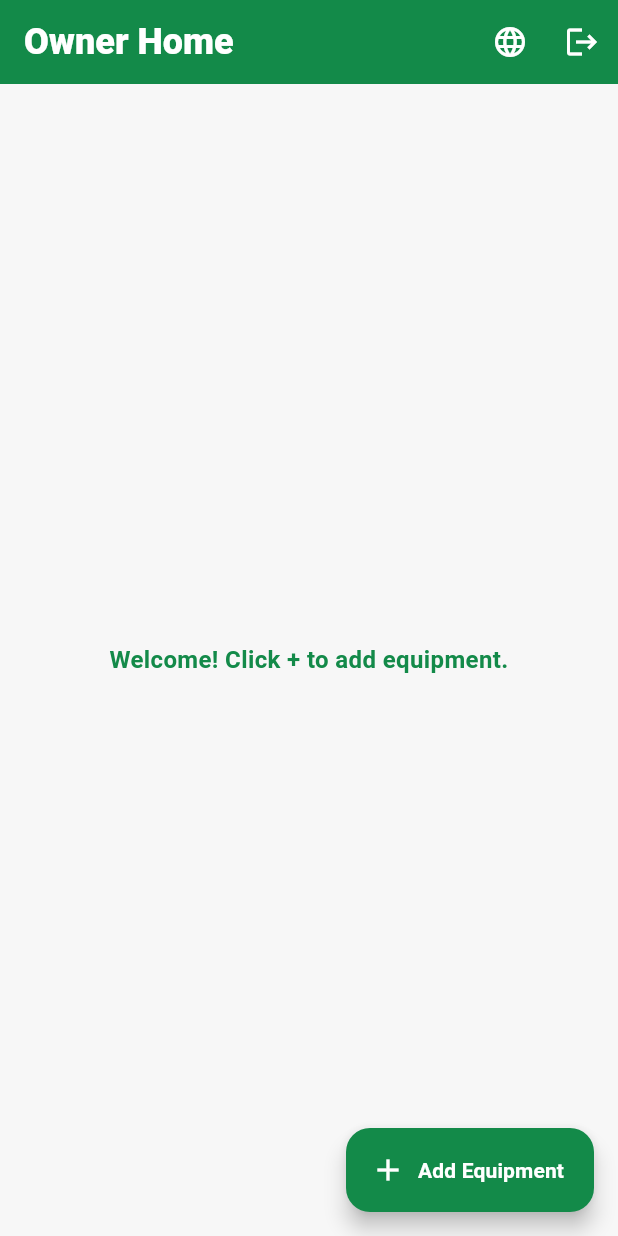
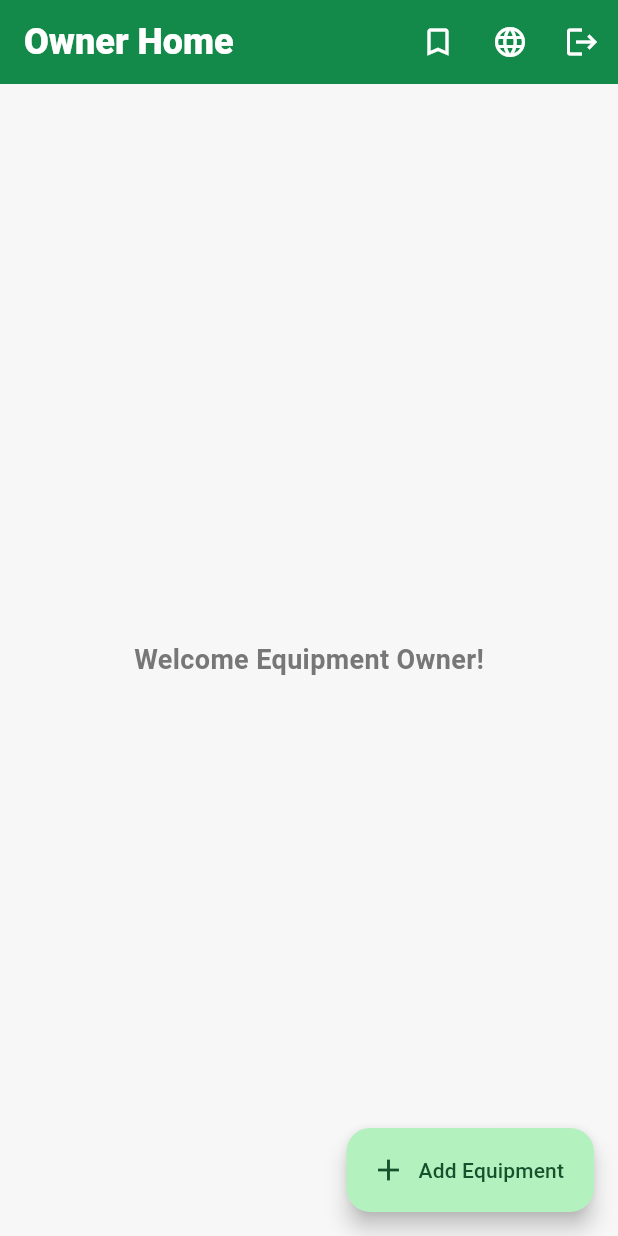
Before and after one commit to Asifnawaz89-lab/Agri_Rent, a Flutter app: the OwnerHomeScreen screen opened directly, on a phone screen of 412 x 824 dp. Run offline on Flutter 3.47's test engine with Material 3 defaults, Android fonts, the phone set to English and light mode, and no system bars; our stand-ins replace cloud_firestore, firebase_auth, firebase_core, firebase_storage, image_picker; accounts and stored records are empty.

Commit message:
Update Agri Rent project

```diff
--- a/lib/screens/home/owner_home.dart
+++ b/lib/screens/home/owner_home.dart
@@ -1,9 +1,9 @@
 import 'package:flutter/material.dart';
 import 'package:agri_rent/core/constants/app_strings.dart';
-import 'package:agri_rent/core/constants/app_theme.dart';
 import 'package:agri_rent/core/services/auth_service.dart';
 import 'package:agri_rent/screens/auth/login_screen.dart';
 import 'package:agri_rent/screens/home/add_equipment_screen.dart';
+import 'package:agri_rent/screens/home/owner_bookings_screen.dart';
 
 class OwnerHomeScreen extends StatefulWidget {
   const OwnerHomeScreen({super.key});
@@ -22,12 +22,18 @@ class _OwnerHomeScreenState extends State<OwnerHomeScreen> {
         title: Text(AppStrings.get('ownerHome')),
         actions: [
           IconButton(
+            icon: const Icon(Icons.bookmark_border),
+            tooltip: "Booking Requests",
+            onPressed: () {
+              Navigator.push(
+                context,
+                MaterialPageRoute(builder: (_) => const OwnerBookingsScreen()),
+              );
+            },
+          ),
+          IconButton(
             icon: const Icon(Icons.language),
-            onPressed: () {
-              setState(() {
-                AppStrings.toggleLanguage();
-              });
-            },
+            onPressed: () => setState(() => AppStrings.toggleLanguage()),
           ),
           IconButton(
             icon: const Icon(Icons.logout),
@@ -42,35 +48,21 @@ class _OwnerHomeScreenState extends State<OwnerHomeScreen> {
           ),
         ],
       ),
-      body: Center(
+      body: const Center(
         child: Text(
-          AppStrings.isUrdu
-              ? "خوش آمدید! اپنی مشینری شامل کرنے کے لیے + پر کلک کریں۔"
-              : "Welcome! Click + to add equipment.",
-          style: const TextStyle(
-            fontSize: 16,
-            fontWeight: FontWeight.bold,
-            color: AppTheme.primaryGreen,
-          ),
-          textAlign: TextAlign.center,
+          "Welcome Equipment Owner!",
+          style: TextStyle(fontSize: 18, fontWeight: FontWeight.bold),
         ),
       ),
       floatingActionButton: FloatingActionButton.extended(
-        backgroundColor: AppTheme.primaryGreen,
         onPressed: () {
           Navigator.push(
             context,
             MaterialPageRoute(builder: (_) => const AddEquipmentScreen()),
           );
         },
-        icon: const Icon(Icons.add, color: Colors.white),
-        label: Text(
-          AppStrings.get('addEquipment'),
-          style: const TextStyle(
-            color: Colors.white,
-            fontWeight: FontWeight.bold,
-          ),
-        ),
+        icon: const Icon(Icons.add),
+        label: Text(AppStrings.get('addEquipment')),
       ),
     );
   }
```
Also changed, not shown: lib/core/services/booking_service.dart (+18 -2 lines), lib/screens/home/owner_bookings_screen.dart (added, +115 -0 lines).
